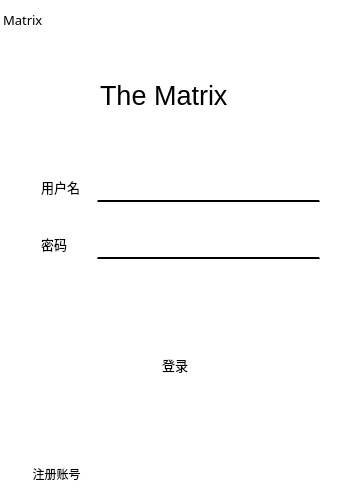
Before: the Qt Designer form src/client/Login.ui in DanceRain/MyBase, drawn with Qt 5.
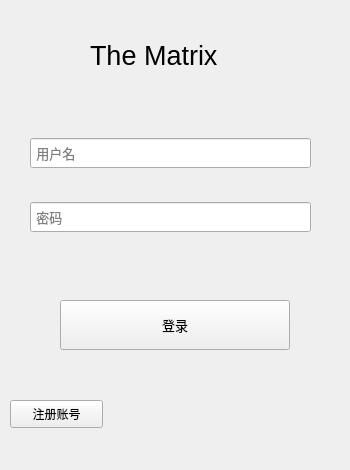
After: the same form once the commit is applied. Icons and pictures are not drawn.

Patch:
```diff
--- a/src/client/Login.ui
+++ b/src/client/Login.ui
@@ -1,61 +1,35 @@
 <?xml version="1.0" encoding="UTF-8"?>
 <ui version="4.0">
  <class>Login</class>
- <widget class="QMainWindow" name="Login">
+ <widget class="QWidget" name="Login">
   <property name="geometry">
    <rect>
     <x>0</x>
     <y>0</y>
     <width>350</width>
-    <height>500</height>
+    <height>470</height>
    </rect>
   </property>
   <property name="minimumSize">
    <size>
     <width>350</width>
-    <height>500</height>
+    <height>470</height>
    </size>
   </property>
   <property name="maximumSize">
    <size>
     <width>350</width>
-    <height>500</height>
+    <height>470</height>
    </size>
   </property>
   <property name="windowTitle">
    <string>MainWindow</string>
   </property>
-  <property name="windowIcon">
-   <iconset resource="res.qrc">
-    <normaloff>:/icon/log</normaloff>:/icon/log</iconset>
-  </property>
-  <property name="styleSheet">
-   <string notr="true">QMainWindow{
-	background-color:rgb(255, 255, 255);
-}
-QLineEdit{
-	border-top:0px;
-	border-bottom:2px solid;
-}
-QPushButton
-{
-	background:white;
-	border:0px;
-}
-QPushButton[text=&quot;登录&quot;]
-{
-	background:black;
-	color:white;
-	border:2px groove;
-	border-radius:6px;
-}</string>
-  </property>
-  <widget class="QWidget" name="centralWidget">
    <widget class="QPushButton" name="btLogin">
     <property name="geometry">
      <rect>
       <x>60</x>
-      <y>340</y>
+     <y>300</y>
       <width>230</width>
       <height>50</height>
      </rect>
@@ -87,152 +61,18 @@
      <string>登录</string>
     </property>
    </widget>
-   <widget class="QWidget" name="layoutWidget">
-    <property name="geometry">
-     <rect>
-      <x>0</x>
-      <y>0</y>
-      <width>351</width>
-      <height>39</height>
-     </rect>
-    </property>
-    <layout class="QHBoxLayout" name="barTitle">
-     <property name="spacing">
-      <number>0</number>
-     </property>
-     <property name="leftMargin">
-      <number>3</number>
-     </property>
-     <property name="rightMargin">
-      <number>6</number>
-     </property>
-     <item>
-      <widget class="QLabel" name="lableTitle">
-       <property name="font">
-        <font>
-         <family>微软雅黑</family>
-         <pointsize>10</pointsize>
-        </font>
-       </property>
-       <property name="text">
-        <string>Matrix</string>
-       </property>
-       <property name="textFormat">
-        <enum>Qt::AutoText</enum>
-       </property>
-       <property name="alignment">
-        <set>Qt::AlignLeading|Qt::AlignLeft|Qt::AlignVCenter</set>
-       </property>
-       <property name="margin">
-        <number>7</number>
-       </property>
-      </widget>
-     </item>
-     <item>
-      <widget class="QPushButton" name="btMinimize">
-       <property name="minimumSize">
-        <size>
-         <width>30</width>
-         <height>30</height>
-        </size>
-       </property>
-       <property name="maximumSize">
-        <size>
-         <width>30</width>
-         <height>30</height>
-        </size>
-       </property>
-       <property name="styleSheet">
-        <string notr="true">QPushButton:hover{
-	image:url(:/icon/minAnti);
-}
-QPushButton{
-	image:url(:/icon/min);
-}</string>
-       </property>
-       <property name="text">
-        <string/>
-       </property>
-       <property name="iconSize">
-        <size>
-         <width>800</width>
-         <height>30</height>
-        </size>
-       </property>
-      </widget>
-     </item>
-     <item>
-      <widget class="QPushButton" name="btShutdown">
-       <property name="minimumSize">
-        <size>
-         <width>30</width>
-         <height>30</height>
-        </size>
-       </property>
-       <property name="maximumSize">
-        <size>
-         <width>30</width>
-         <height>30</height>
-        </size>
-       </property>
-       <property name="styleSheet">
-        <string notr="true">QPushButton:hover{
-	image:url(:/icon/shutAnti);
-}
-QPushButton{
-	image:url(:/icon/shut);
-}</string>
-       </property>
-       <property name="text">
-        <string/>
-       </property>
-       <property name="iconSize">
-        <size>
-         <width>50</width>
-         <height>30</height>
-        </size>
-       </property>
-      </widget>
-     </item>
-    </layout>
-   </widget>
    <widget class="QWidget" name="layoutWidget">
     <property name="geometry">
      <rect>
       <x>30</x>
-      <y>140</y>
-      <width>301</width>
+     <y>110</y>
+     <width>281</width>
       <height>151</height>
      </rect>
     </property>
     <layout class="QVBoxLayout" name="layoutLogin">
      <item>
       <layout class="QHBoxLayout" name="layoutUserName">
-       <item>
-        <widget class="QLabel" name="labelUserName">
-         <property name="minimumSize">
-          <size>
-           <width>50</width>
-           <height>0</height>
-          </size>
-         </property>
-         <property name="maximumSize">
-          <size>
-           <width>50</width>
-           <height>16777215</height>
-          </size>
-         </property>
-         <property name="font">
-          <font>
-           <family>微软雅黑</family>
-           <pointsize>10</pointsize>
-          </font>
-         </property>
-         <property name="text">
-          <string>用户名</string>
-         </property>
-        </widget>
-       </item>
        <item>
         <widget class="QLineEdit" name="lineEditUserName">
          <property name="minimumSize">
@@ -247,37 +87,15 @@
            <pointsize>10</pointsize>
           </font>
          </property>
+        <property name="placeholderText">
+         <string> 用户名</string>
+        </property>
         </widget>
        </item>
       </layout>
      </item>
      <item>
       <layout class="QHBoxLayout" name="layoutPssowrd">
-       <item>
-        <widget class="QLabel" name="labelPassword">
-         <property name="minimumSize">
-          <size>
-           <width>50</width>
-           <height>0</height>
-          </size>
-         </property>
-         <property name="maximumSize">
-          <size>
-           <width>50</width>
-           <height>16777215</height>
-          </size>
-         </property>
-         <property name="font">
-          <font>
-           <family>微软雅黑</family>
-           <pointsize>10</pointsize>
-          </font>
-         </property>
-         <property name="text">
-          <string>密码</string>
-         </property>
-        </widget>
-       </item>
        <item>
         <widget class="QLineEdit" name="lineEditPassword">
          <property name="minimumSize">
@@ -301,6 +119,9 @@
          <property name="echoMode">
           <enum>QLineEdit::Password</enum>
          </property>
+        <property name="placeholderText">
+         <string> 密码</string>
+        </property>
         </widget>
        </item>
       </layout>
@@ -310,8 +131,8 @@
    <widget class="QLabel" name="labelMatrix">
     <property name="geometry">
      <rect>
-      <x>100</x>
-      <y>80</y>
+     <x>90</x>
+     <y>40</y>
       <width>181</width>
       <height>31</height>
      </rect>
@@ -330,7 +151,7 @@
     <property name="geometry">
      <rect>
       <x>10</x>
-      <y>460</y>
+     <y>400</y>
       <width>93</width>
       <height>28</height>
      </rect>
@@ -350,10 +171,6 @@
     </property>
    </widget>
   </widget>
- </widget>
- <layoutdefault spacing="6" margin="11"/>
- <resources>
-  <include location="res.qrc"/>
- </resources>
+ <resources/>
  <connections/>
 </ui>
```
Left out of the diff: 2 changed lines with no effect on the pictures. Lines whose indentation alone changed are shown as unchanged.
